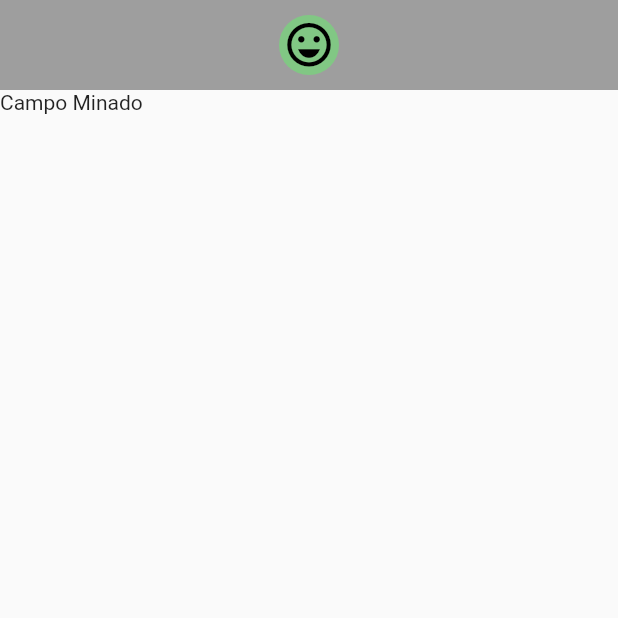
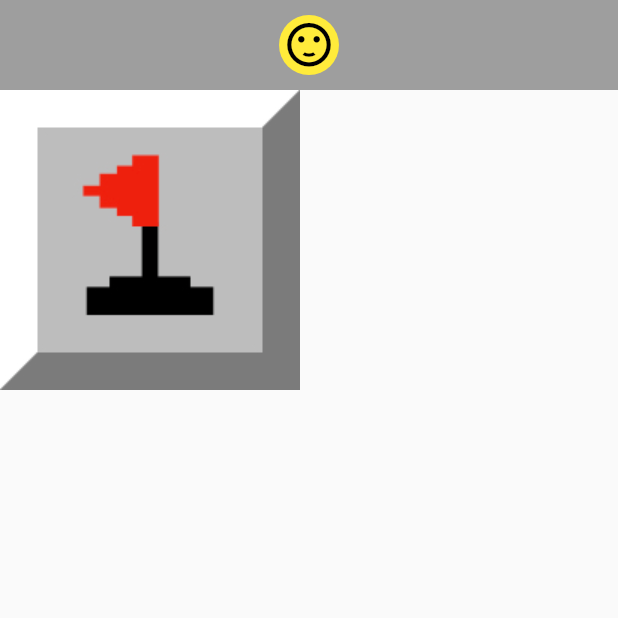
Before and after one commit to machado-jose/campo-minado, a Flutter app: the screen it shows after launch, on a phone screen of 412 x 824 dp, the top half of it. Run offline on Flutter 3.47's test engine with Material 2 defaults, Android fonts, the phone set to English and light mode, and no system bars.

Commit message:
Widget Campo

```diff
--- /dev/null
+++ b/lib/components/campo_widget.dart
@@ -0,0 +1,40 @@
+import 'package:campo_minado/models/campo.dart';
+import 'package:flutter/material.dart';
+
+class CampoWidget extends StatelessWidget {
+
+  final Campo campo;
+  final Function(Campo) onAbrir;
+  final Function(Campo) onAlternarMarcacao;
+
+  const CampoWidget({
+    this.campo,
+    this.onAbrir,
+    this.onAlternarMarcacao,
+  });
+
+  Widget _getImage(){
+    int qtdeMinas = this.campo.qtdeMinasNaVizinhanca;
+
+    if(campo.aberto && campo.minado && campo.explodido){
+      return Image.asset('assets/images/bomba_0.jpeg');
+    }else if(campo.aberto && campo.minado){
+      return Image.asset('assets/images/bomba_1.jpeg');
+    }else if(campo.aberto){
+      return Image.asset('assets/images/aberto_$qtdeMinas.jpeg');
+    }else if(campo.marcado){
+      return Image.asset('assets/images/bandeira.jpeg');
+    }else{
+      return Image.asset('assets/images/fechado.jpeg');
+    }
+  }
+
+  @override
+  Widget build(BuildContext context) {
+    return InkWell(
+      onTap: () => onAbrir(this.campo),
+      onLongPress: () => onAlternarMarcacao(this.campo),
+      child: _getImage(),
+    );
+  }
+}
--- a/lib/models/campo.dart
+++ b/lib/models/campo.dart
@@ -67,7 +67,7 @@ class Campo {
   }
 
   bool get explodido {
-    return this.explodido;
+    return this._explodido;
   }
 
   bool get marcado {
--- a/lib/screens/campo_minado_app.dart
+++ b/lib/screens/campo_minado_app.dart
@@ -1,20 +1,44 @@
+import 'package:campo_minado/components/campo_widget.dart';
 import 'package:campo_minado/components/resultado_widget.dart';
+import 'package:campo_minado/models/campo.dart';
+import 'package:campo_minado/models/explosao_exception.dart';
 import 'package:flutter/material.dart';
 
 class CampoMinadoApp extends StatelessWidget {
-  void _onReiniciar(){
+  void _onReiniciar() {}
 
-  }
+  void _onAbrir(Campo campo) {}
+
+  void _onAlternarMarcacao(Campo campo) {}
+
   @override
   Widget build(BuildContext context) {
+    Campo campo = new Campo(coluna: 0, linha: 0);
+
+    Campo vizinho1 = new Campo(linha: 1, coluna: 0);
+    Campo vizinho2 = new Campo(linha: 1, coluna: 1);
+    vizinho1.minar();
+    vizinho2.minar();
+    campo.adicionarVizinho(vizinho1);
+    campo.adicionarVizinho(vizinho2);
+
+    try {
+      //campo.minar();
+      campo.alternarMarcacao();
+    } on ExplosaoException {}
+
     return MaterialApp(
       home: Scaffold(
         appBar: ResultadoWidget(
-          venceu: true,
+          venceu: null,
           onReiniciar: _onReiniciar,
         ),
         body: Container(
-          child: Text('Campo Minado'),
+          child: CampoWidget(
+            campo: campo,
+            onAbrir: _onAbrir,
+            onAlternarMarcacao: _onAlternarMarcacao,
+          ),
         ),
       ),
     );
```
Also changed, not shown: pubspec.yaml (+14 -2 lines), assets/images/aberto_0.jpeg (added), assets/images/aberto_1.jpeg (added), assets/images/aberto_2.jpeg (added), assets/images/aberto_3.jpeg (added), assets/images/aberto_4.jpeg (added), assets/images/aberto_5.jpeg (added), assets/images/aberto_6.jpeg (added), assets/images/aberto_7.jpeg (added), assets/images/aberto_8.jpeg (added), assets/images/bandeira.jpeg (added), assets/images/bomba_0.jpeg (added), assets/images/bomba_1.jpeg (added), assets/images/fechado.jpeg (added).
